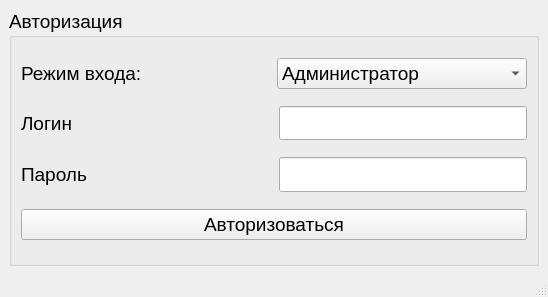
Before: the Qt Designer form authorizationwindow.ui in Rayzedan/SystemControlStudent, drawn with Qt 5.
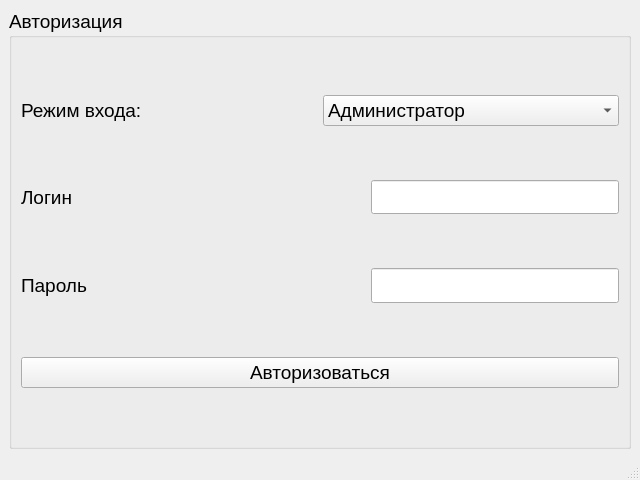
After: the same form once the commit is applied.

Diff of the .ui file:
```diff
--- a/authorizationwindow.ui
+++ b/authorizationwindow.ui
@@ -6,10 +6,16 @@
    <rect>
     <x>0</x>
     <y>0</y>
-    <width>548</width>
-    <height>297</height>
+    <width>640</width>
+    <height>480</height>
    </rect>
   </property>
+  <property name="minimumSize">
+   <size>
+    <width>640</width>
+    <height>480</height>
+   </size>
+  </property>
   <property name="windowTitle">
    <string>Система контроля знаний студентов</string>
   </property>
```
